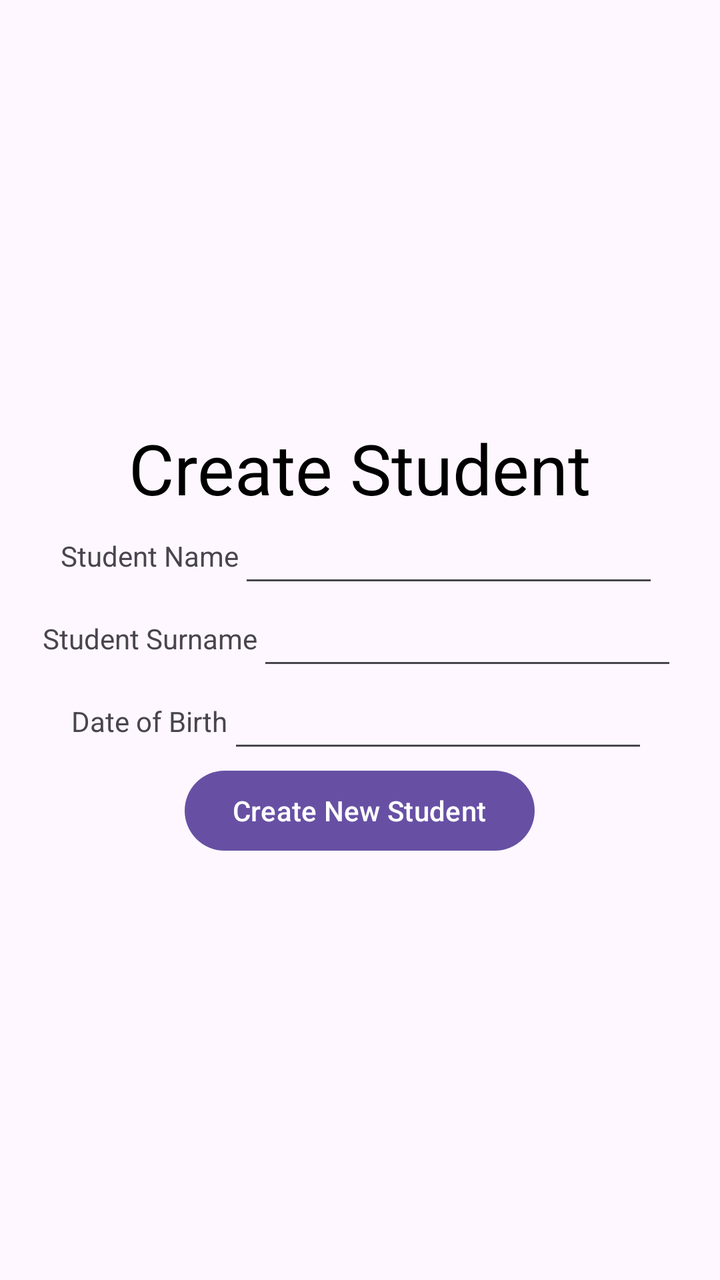
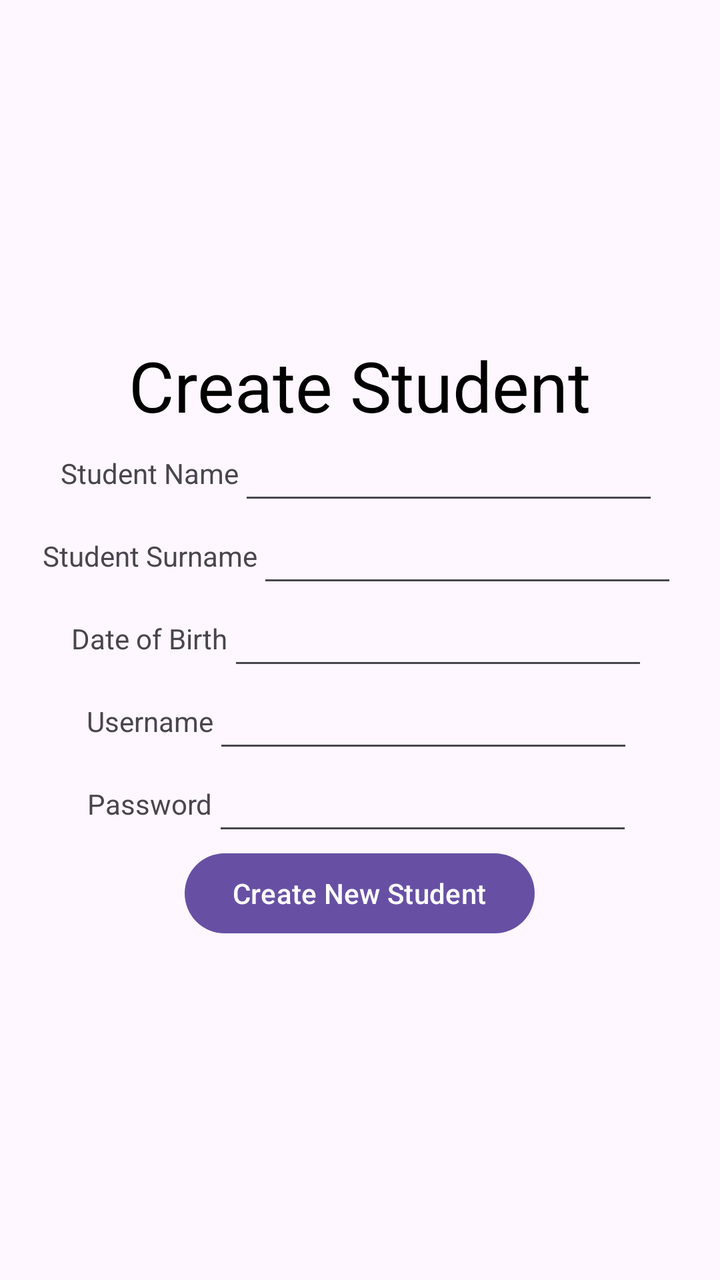

An Android layout rendered at two revisions. The XML below is the earlier revision; the diff shows what the commit changed to produce the second picture.
<!-- AndroidManifest.xml: application theme Theme.LearnerManagementSystem -->
<!-- res/layout/activity_create_student.xml -->
<?xml version="1.0" encoding="utf-8"?>
<LinearLayout xmlns:android="http://schemas.android.com/apk/res/android"
    xmlns:app="http://schemas.android.com/apk/res-auto"
    xmlns:tools="http://schemas.android.com/tools"
    android:id="@+id/main"
    android:layout_width="match_parent"
    android:layout_height="match_parent"
    android:orientation="vertical"
    android:gravity="center"
    tools:context=".CreateStudentActivity">

    <LinearLayout
        android:layout_width="wrap_content"
        android:layout_height="wrap_content"
        android:orientation="vertical"
        android:gravity="center">

        <TextView
            android:layout_width="wrap_content"
            android:layout_height="wrap_content"
            android:text="@string/create_student"
            android:textColor="@color/black"
            android:textSize="35sp">
        </TextView>
    </LinearLayout>

    <LinearLayout
        android:layout_width="wrap_content"
        android:layout_height="wrap_content"
        android:orientation="horizontal"
        android:gravity="center">

        <TextView
            android:layout_width="wrap_content"
            android:layout_height="wrap_content"
            android:text="@string/student_name">
        </TextView>

        <EditText
            android:layout_width="wrap_content"
            android:layout_height="wrap_content"
            android:layout_weight="1"
            android:ems="10"
            android:id="@+id/edtStudentName"
            android:textAlignment="center"
            tools:ignore="DuplicateIds, InefficientWeight"/>
    </LinearLayout>

    <LinearLayout
        android:layout_width="wrap_content"
        android:layout_height="wrap_content"
        android:orientation="horizontal"
        android:gravity="center">

        <TextView
            android:layout_width="wrap_content"
            android:layout_height="wrap_content"
            android:text="@string/student_surname">

        </TextView>

        <EditText
            android:layout_width="wrap_content"
            android:layout_height="wrap_content"
            android:layout_weight="1"
            android:ems="10"
            android:id="@+id/edtStudentSurname"
            android:textAlignment="center"
            tools:ignore="InefficientWeight"/>
    </LinearLayout>

    <LinearLayout
        android:layout_width="wrap_content"
        android:layout_height="wrap_content"
        android:orientation="horizontal"
        android:gravity="center">

        <TextView
            android:layout_width="wrap_content"
            android:layout_height="wrap_content"
            android:text="@string/date_of_birth">
        </TextView>

        <EditText
            android:layout_width="wrap_content"
            android:layout_height="wrap_content"
            android:layout_weight="1"
            android:ems="10"
            android:id="@+id/edtDob"
            android:textAlignment="center"
            tools:ignore="InefficientWeight"/>
    </LinearLayout>

    <LinearLayout
        android:layout_width="wrap_content"
        android:layout_height="wrap_content"
        android:orientation="horizontal"
        android:gravity="center">

        <Button
            android:id="@+id/btnAddStudent"
            android:layout_width="wrap_content"
            android:layout_height="wrap_content"
            android:textFontWeight="1"
            android:text="@string/create_new_student" />
    </LinearLayout>

</LinearLayout>
<!-- resources referenced by this layout -->
<resources>
  <color name="black">#FF000000</color>
  <string name="create_new_student">Create New Student</string>
  <string name="create_student">Create Student</string>
  <string name="date_of_birth">Date of Birth</string>
  <string name="student_name">Student Name</string>
  <string name="student_surname">Student Surname</string>
  <style name="Theme.LearnerManagementSystem" parent="Base.Theme.LearnerManagementSystem" />
  <style name="Base.Theme.LearnerManagementSystem" parent="Theme.Material3.DayNight.NoActionBar">
          
          
      </style>
</resources>

<!-- the commit's change to res/layout/activity_create_student.xml (unified diff, before → after) -->
@@ -97,6 +97,54 @@
         android:orientation="horizontal"
         android:gravity="center">
 
+        <TextView
+            android:layout_width="wrap_content"
+            android:layout_height="wrap_content"
+            android:text="@string/username">
+        </TextView>
+
+        <EditText
+            android:layout_width="wrap_content"
+            android:layout_height="wrap_content"
+            android:layout_weight="1"
+            android:ems="10"
+            android:id="@+id/edtStudentUsername"
+            android:inputType="text"
+            android:autofillHints="username"
+            android:textAlignment="center"
+            tools:ignore="InefficientWeight"/>
+    </LinearLayout>
+
+    <LinearLayout
+        android:layout_width="wrap_content"
+        android:layout_height="wrap_content"
+        android:orientation="horizontal"
+        android:gravity="center">
+
+        <TextView
+            android:layout_width="wrap_content"
+            android:layout_height="wrap_content"
+            android:text="@string/password">
+        </TextView>
+
+        <EditText
+            android:layout_width="wrap_content"
+            android:layout_height="wrap_content"
+            android:layout_weight="1"
+            android:ems="10"
+            android:id="@+id/edtStudentPassword"
+            android:inputType="text"
+            android:autofillHints="username"
+            android:textAlignment="center"
+            tools:ignore="InefficientWeight"/>
+    </LinearLayout>
+
+    <LinearLayout
+        android:layout_width="wrap_content"
+        android:layout_height="wrap_content"
+        android:orientation="horizontal"
+        android:gravity="center">
+
         <Button
             android:id="@+id/btnAddStudent"
             android:layout_width="wrap_content"
<!-- resource entries referenced after the edit -->
@@ -4,8 +4,10 @@
   <string name="create_new_student">Create New Student</string>
   <string name="create_student">Create Student</string>
   <string name="date_of_birth">Date of Birth</string>
+  <string name="password">Password</string>
   <string name="student_name">Student Name</string>
   <string name="student_surname">Student Surname</string>
+  <string name="username">Username</string>
   <style name="Theme.LearnerManagementSystem" parent="Base.Theme.LearnerManagementSystem" />
   <style name="Base.Theme.LearnerManagementSystem" parent="Theme.Material3.DayNight.NoActionBar">
           
